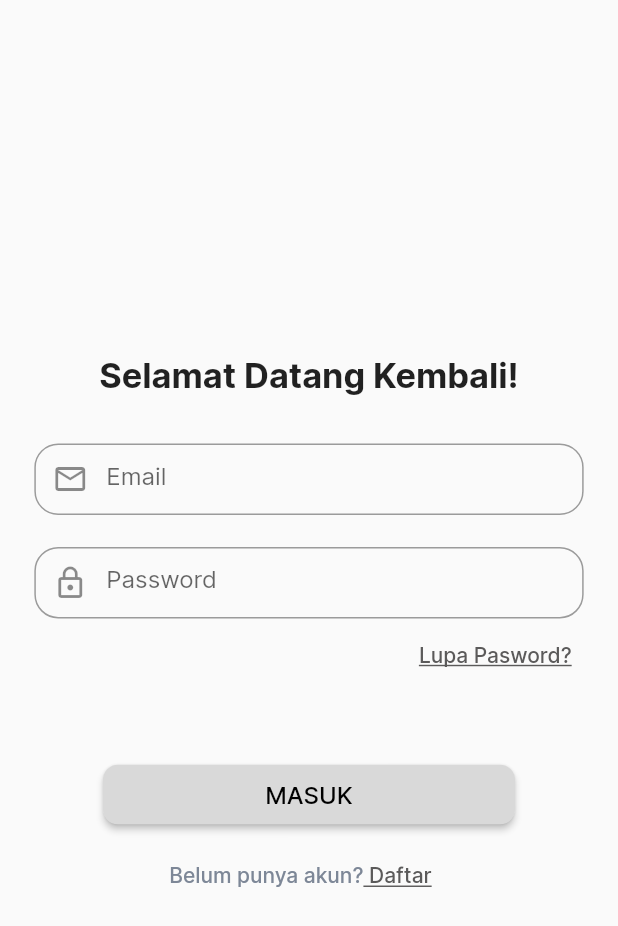
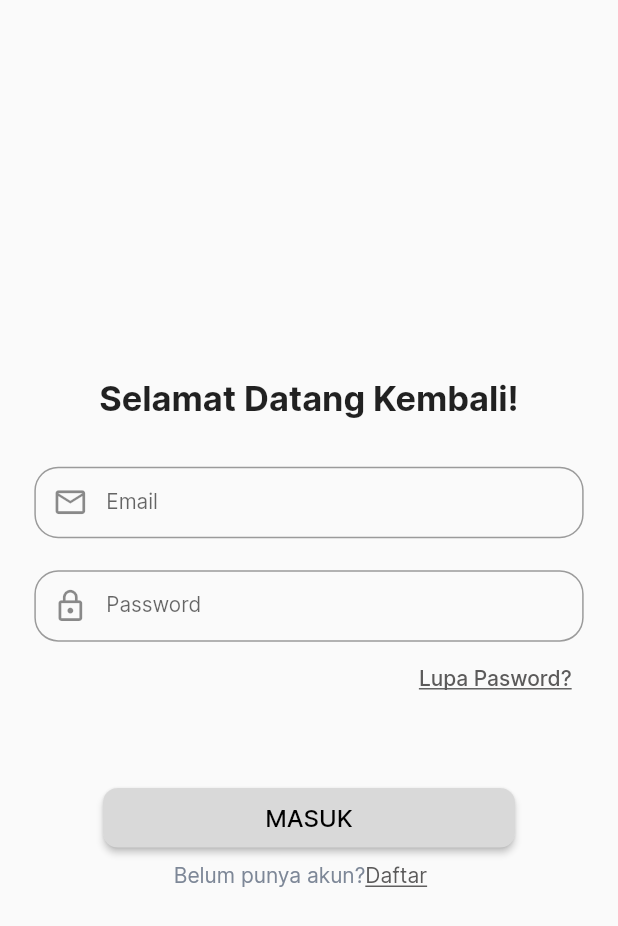
Before and after one commit to Office-Booking-Capstone-Kelompok-8/Office-Booking-Flutter, a Flutter app: the screen it shows after launch, on a phone screen of 412 x 824 dp. Shown: the top 926 px of the screen. Run offline on Flutter 3.47's test engine with Material 2 defaults, Android fonts, the phone set to English and light mode, and no system bars; our stand-ins replace dio, flutter_screenutil.

Commit message:
change font size

```diff
--- a/lib/screen/login/login_page.dart
+++ b/lib/screen/login/login_page.dart
@@ -47,7 +47,11 @@ class _LoginPageState extends State<LoginPage> {
                   keyboardType: TextInputType.emailAddress,
                   decoration: InputDecoration(
                     hintText: 'Email',
-                    prefixIcon: const Icon(Icons.mail_outline),
+                    hintStyle: TextStyle(fontSize: 12.sp),
+                    prefixIcon: Icon(
+                      Icons.mail_outline,
+                      size: 24.h,
+                    ),
                     border: OutlineInputBorder(
                       borderRadius: BorderRadius.circular(16.r),
                       borderSide: const BorderSide(
@@ -67,7 +71,11 @@ class _LoginPageState extends State<LoginPage> {
                   obscureText: true,
                   decoration: InputDecoration(
                     hintText: 'Password',
-                    prefixIcon: const Icon(Icons.lock_outline),
+                    hintStyle: TextStyle(fontSize: 12.sp),
+                    prefixIcon: Icon(
+                      Icons.lock_outline,
+                      size: 24.h,
+                    ),
                     border: OutlineInputBorder(
                       borderRadius: BorderRadius.circular(16.r),
                       borderSide: const BorderSide(
@@ -117,23 +125,23 @@ class _LoginPageState extends State<LoginPage> {
               ),
               Container(
                 padding: EdgeInsets.only(right: 10.w, top: 10.h),
-                child: TextButton(
-                  onPressed: () {},
                 child: Row(
                   mainAxisAlignment: MainAxisAlignment.center,
-                    children: const [
-                      Text(
+                  children: [
+                    const Text(
                       'Belum punya akun?',
                       style: TextStyle(color: Color(0xFF7D8797)),
                     ),
-                      Text(
-                        ' Daftar',
+                    InkWell(
+                      onTap: () {},
+                      child: const Text(
+                        'Daftar',
                         style: TextStyle(
                             decoration: TextDecoration.underline,
                             color: Color(0xFF5B5A5A)),
                       ),
+                    ),
                   ],
-                  ),
                 ),
               ),
             ],
```
Lines whose indentation alone changed are shown as unchanged.
